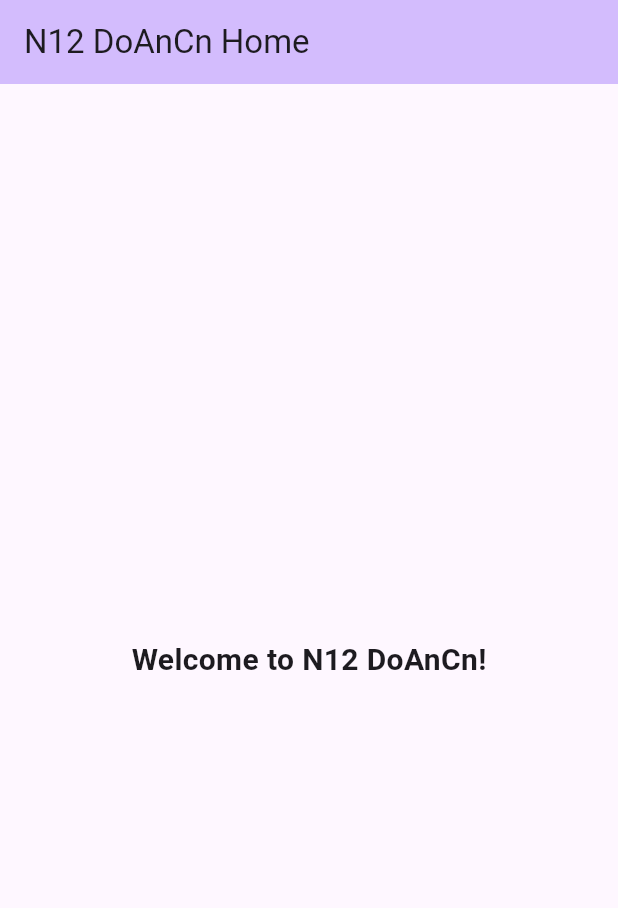
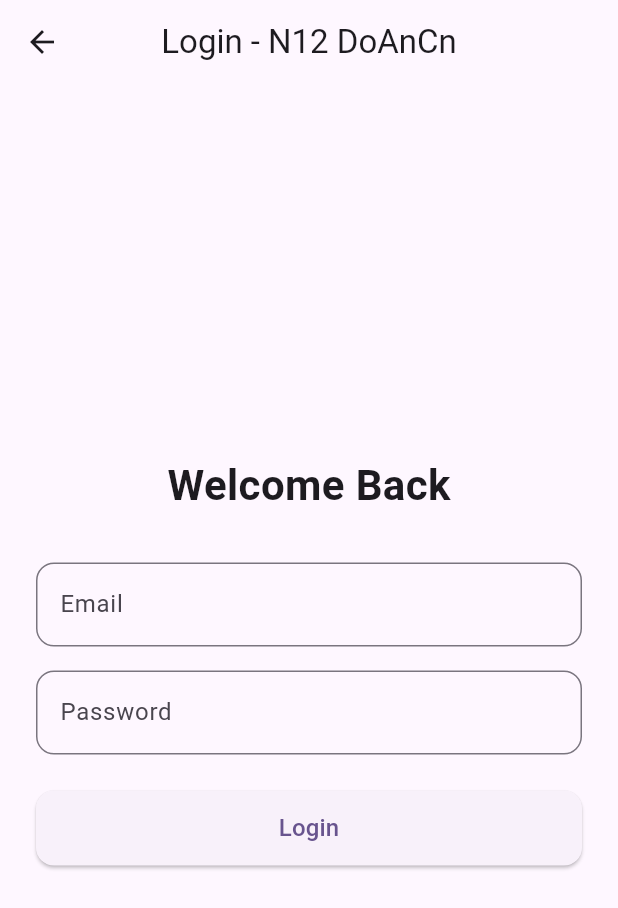
Before and after one commit to davidanhabx05/N12_DoAnCn, a Flutter app: the screen it shows after launch, on a phone screen of 412 x 824 dp. Shown: the top 908 px of the screen. Run offline on Flutter 3.47's test engine with Material 3 defaults, Android fonts, the phone set to English and light mode, and no system bars.

Commit message:
feat: implement core theme, routing, login and home dashboard starter screens

```diff
--- /dev/null
+++ b/lib/core/constants/app_constants.dart
@@ -0,0 +1,12 @@
+class AppConstants {
+  static const String appName = 'N12 DoAnCn';
+
+  // Route Names
+  static const String routeLogin = '/login';
+  static const String routeHome = '/home';
+  static const String routeSearch = '/search';
+  static const String routeChatbot = '/chatbot';
+  static const String routeRecommendation = '/recommendation';
+  static const String routeFavorites = '/favorites';
+  static const String routeProfile = '/profile';
+}
--- /dev/null
+++ b/lib/core/theme/app_theme.dart
@@ -0,0 +1,27 @@
+import 'package:flutter/material.dart';
+
+class AppTheme {
+  static ThemeData lightTheme = ThemeData(
+    colorScheme: ColorScheme.fromSeed(
+      seedColor: Colors.deepPurple,
+      brightness: Brightness.light,
+    ),
+    useMaterial3: true,
+    appBarTheme: const AppBarTheme(
+      centerTitle: true,
+      elevation: 0,
+    ),
+  );
+
+  static ThemeData darkTheme = ThemeData(
+    colorScheme: ColorScheme.fromSeed(
+      seedColor: Colors.deepPurple,
+      brightness: Brightness.dark,
+    ),
+    useMaterial3: true,
+    appBarTheme: const AppBarTheme(
+      centerTitle: true,
+      elevation: 0,
+    ),
+  );
+}
--- /dev/null
+++ b/lib/features/auth/screens/login_screen.dart
@@ -0,0 +1,64 @@
+import 'package:flutter/material.dart';
+import '../../../core/constants/app_constants.dart';
+
+class LoginScreen extends StatelessWidget {
+  const LoginScreen({super.key});
+
+  @override
+  Widget build(BuildContext context) {
+    return Scaffold(
+      appBar: AppBar(
+        title: const Text('Login - N12 DoAnCn'),
+      ),
+      body: Padding(
+        padding: const EdgeInsets.all(24.0),
+        child: Center(
+          child: Column(
+            mainAxisAlignment: MainAxisAlignment.center,
+            children: [
+              const Text(
+                'Welcome Back',
+                style: TextStyle(fontSize: 28, fontWeight: FontWeight.bold),
+              ),
+              const SizedBox(height: 32),
+              TextField(
+                decoration: InputDecoration(
+                  labelText: 'Email',
+                  border: OutlineInputBorder(
+                    borderRadius: BorderRadius.circular(12),
+                  ),
+                ),
+              ),
+              const SizedBox(height: 16),
+              TextField(
+                obscureText: true,
+                decoration: InputDecoration(
+                  labelText: 'Password',
+                  border: OutlineInputBorder(
+                    borderRadius: BorderRadius.circular(12),
+                  ),
+                ),
+              ),
+              const SizedBox(height: 24),
+              SizedBox(
+                width: double.infinity,
+                height: 50,
+                child: ElevatedButton(
+                  style: ElevatedButton.styleFrom(
+                    shape: RoundedRectangleBorder(
+                      borderRadius: BorderRadius.circular(12),
+                    ),
+                  ),
+                  onPressed: () {
+                    Navigator.pushReplacementNamed(context, AppConstants.routeHome);
+                  },
+                  child: const Text('Login', style: TextStyle(fontSize: 16)),
+                ),
+              ),
+            ],
+          ),
+        ),
+      ),
+    );
+  }
+}
--- /dev/null
+++ b/lib/features/home/screens/home_screen.dart
@@ -0,0 +1,45 @@
+import 'package:flutter/material.dart';
+import '../../../core/constants/app_constants.dart';
+
+class HomeScreen extends StatelessWidget {
+  const HomeScreen({super.key});
+
+  @override
+  Widget build(BuildContext context) {
+    return Scaffold(
+      appBar: AppBar(
+        title: const Text('Home Dashboard'),
+        actions: [
+          IconButton(
+            icon: const Icon(Icons.logout),
+            onPressed: () {
+              Navigator.pushReplacementNamed(context, AppConstants.routeLogin);
+            },
+          ),
+        ],
+      ),
+      body: const Padding(
+        padding: EdgeInsets.all(16.0),
+        child: Column(
+          crossAxisAlignment: CrossAxisAlignment.start,
+          children: [
+            Text(
+              'Welcome to N12 DoAnCn!',
+              style: TextStyle(fontSize: 24, fontWeight: FontWeight.bold),
+            ),
+            SizedBox(height: 16),
+            Expanded(
+              child: Center(
+                child: Text(
+                  'Feature modules loaded successfully\n(Auth, Home, Search, Chatbot, Recommendation, Favorites, Profile)',
+                  textAlign: TextAlign.center,
+                  style: TextStyle(fontSize: 16, color: Colors.grey),
+                ),
+              ),
+            ),
+          ],
+        ),
+      ),
+    );
+  }
+}
--- a/lib/main.dart
+++ b/lib/main.dart
@@ -1,4 +1,7 @@
 import 'package:flutter/material.dart';
+import 'core/constants/app_constants.dart';
+import 'core/theme/app_theme.dart';
+import 'routes/app_routes.dart';
 
 void main() {
   runApp(const MyApp());
@@ -10,39 +13,13 @@ class MyApp extends StatelessWidget {
   @override
   Widget build(BuildContext context) {
     return MaterialApp(
-      title: 'N12 DoAnCn',
-      theme: ThemeData(
-        colorScheme: ColorScheme.fromSeed(seedColor: Colors.deepPurple),
-        useMaterial3: true,
-      ),
-      home: const MyHomePage(title: 'N12 DoAnCn Home'),
+      title: AppConstants.appName,
+      theme: AppTheme.lightTheme,
+      darkTheme: AppTheme.darkTheme,
+      themeMode: ThemeMode.system,
+      initialRoute: AppConstants.routeLogin,
+      onGenerateRoute: AppRoutes.generateRoute,
+      debugShowCheckedModeBanner: false,
     );
   }
 }
-
-class MyHomePage extends StatelessWidget {
-  const MyHomePage({super.key, required this.title});
-
-  final String title;
-
-  @override
-  Widget build(BuildContext context) {
-    return Scaffold(
-      appBar: AppBar(
-        backgroundColor: Theme.of(context).colorScheme.inversePrimary,
-        title: Text(title),
-      ),
-      body: const Center(
-        child: Column(
-          mainAxisAlignment: MainAxisAlignment.center,
-          children: <Widget>[
-            Text(
-              'Welcome to N12 DoAnCn!',
-              style: TextStyle(fontSize: 20, fontWeight: FontWeight.bold),
-            ),
-          ],
-        ),
-      ),
-    );
-  }
-}
--- /dev/null
+++ b/lib/routes/app_routes.dart
@@ -0,0 +1,23 @@
+import 'package:flutter/material.dart';
+import '../core/constants/app_constants.dart';
+import '../features/auth/screens/login_screen.dart';
+import '../features/home/screens/home_screen.dart';
+
+class AppRoutes {
+  static Route<dynamic> generateRoute(RouteSettings settings) {
+    switch (settings.name) {
+      case AppConstants.routeLogin:
+        return MaterialPageRoute(builder: (_) => const LoginScreen());
+      case AppConstants.routeHome:
+        return MaterialPageRoute(builder: (_) => const HomeScreen());
+      default:
+        return MaterialPageRoute(
+          builder: (_) => Scaffold(
+            body: Center(
+              child: Text('No route defined for ${settings.name}'),
+            ),
+          ),
+        );
+    }
+  }
+}
```
